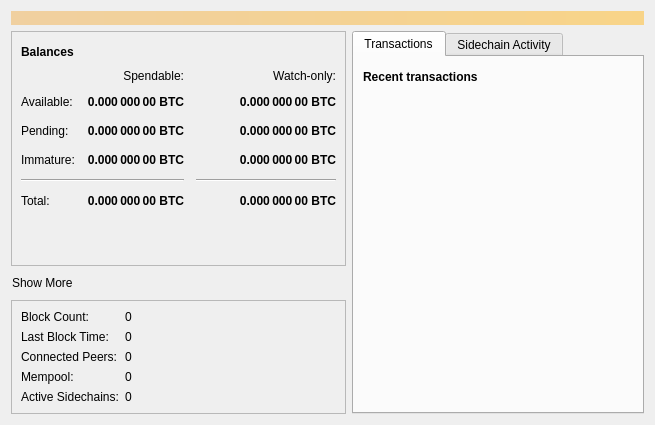
Qt form src/qt/forms/overviewpage.ui (torkelrogstad/mainchain) before a commit.
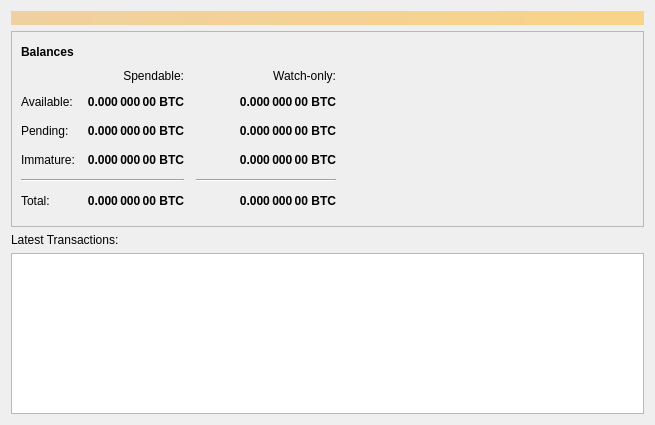
The same form after that commit. Icons and pictures are not drawn.

Commit message:
Mempool table model & GUI updates
* Remove "show more" from overview page

* Remove recent transactions from overview page

* Add table of latest mempool transactions to overview page

* Update txmempool info functions

The edit to the form file:
```diff
--- a/src/qt/forms/overviewpage.ui
+++ b/src/qt/forms/overviewpage.ui
@@ -34,7 +34,7 @@
     </widget>
    </item>
    <item>
-    <layout class="QHBoxLayout" name="horizontalLayout" stretch="1,1">
+    <layout class="QHBoxLayout" name="horizontalLayout" stretch="1">
      <item>
       <layout class="QVBoxLayout" name="verticalLayout_2">
        <item>
@@ -419,315 +419,30 @@
          </layout>
         </widget>
        </item>
-       <item>
-        <widget class="QPushButton" name="pushButtonMore">
-         <property name="layoutDirection">
-          <enum>Qt::LeftToRight</enum>
-         </property>
-         <property name="styleSheet">
-          <string notr="true">Text-align:left</string>
-         </property>
-         <property name="text">
-          <string>Show More</string>
-         </property>
-         <property name="icon">
-          <iconset resource="../drivenet.qrc">
-           <normaloff>:/qdarkstyle/right_arrow</normaloff>
-           <activeon>:/qdarkstyle/down_arrow</activeon>:/qdarkstyle/right_arrow</iconset>
-         </property>
-         <property name="checkable">
-          <bool>true</bool>
-         </property>
-         <property name="flat">
-          <bool>true</bool>
-         </property>
-        </widget>
-       </item>
-       <item>
-        <widget class="QFrame" name="frameMore">
-         <property name="frameShape">
-          <enum>QFrame::StyledPanel</enum>
-         </property>
-         <property name="frameShadow">
-          <enum>QFrame::Raised</enum>
-         </property>
-         <layout class="QGridLayout" name="gridLayout_2">
-          <item row="3" column="0">
-           <widget class="QLabel" name="label_10">
-            <property name="text">
-             <string>Mempool: </string>
-            </property>
-           </widget>
-          </item>
-          <item row="3" column="1">
-           <widget class="QLabel" name="labelMempool">
-            <property name="text">
-             <string>0</string>
-            </property>
-           </widget>
-          </item>
-          <item row="0" column="1">
-           <widget class="QLabel" name="labelNumBlocks">
-            <property name="text">
-             <string>0</string>
-            </property>
-           </widget>
-          </item>
-          <item row="2" column="0">
-           <widget class="QLabel" name="label_2">
-            <property name="text">
-             <string>Connected Peers:</string>
-            </property>
-           </widget>
-          </item>
-          <item row="4" column="1">
-           <widget class="QLabel" name="labelNumSidechains">
-            <property name="text">
-             <string>0</string>
-            </property>
-           </widget>
-          </item>
-          <item row="2" column="1">
-           <widget class="QLabel" name="labelNumPeers">
-            <property name="text">
-             <string>0</string>
-            </property>
-           </widget>
-          </item>
-          <item row="1" column="1">
-           <widget class="QLabel" name="labelLastBlock">
-            <property name="text">
-             <string>0</string>
-            </property>
-           </widget>
-          </item>
-          <item row="0" column="2" rowspan="5">
-           <spacer name="horizontalSpacer_4">
-            <property name="orientation">
-             <enum>Qt::Horizontal</enum>
-            </property>
-            <property name="sizeHint" stdset="0">
-             <size>
-              <width>40</width>
-              <height>20</height>
-             </size>
-            </property>
-           </spacer>
-          </item>
-          <item row="4" column="0">
-           <widget class="QLabel" name="label_7">
-            <property name="text">
-             <string>Active Sidechains:</string>
-            </property>
-           </widget>
-          </item>
-          <item row="0" column="0">
-           <widget class="QLabel" name="label">
-            <property name="text">
-             <string>Block Count:</string>
-            </property>
-           </widget>
-          </item>
-          <item row="1" column="0">
-           <widget class="QLabel" name="label_11">
-            <property name="text">
-             <string>Last Block Time:</string>
-            </property>
-           </widget>
-          </item>
-         </layout>
-        </widget>
-       </item>
       </layout>
      </item>
+    </layout>
+   </item>
+   <item>
+    <layout class="QVBoxLayout" name="verticalLayout">
+     <property name="bottomMargin">
+      <number>0</number>
+     </property>
      <item>
-      <layout class="QVBoxLayout" name="verticalLayout_3">
-       <item>
-        <widget class="QTabWidget" name="tabWidget">
-         <property name="tabShape">
-          <enum>QTabWidget::Rounded</enum>
-         </property>
-         <property name="currentIndex">
-          <number>0</number>
-         </property>
-         <widget class="QWidget" name="tab">
-          <attribute name="title">
-           <string>Transactions</string>
-          </attribute>
-          <layout class="QVBoxLayout" name="verticalLayout_5">
-           <item>
-            <layout class="QHBoxLayout" name="horizontalLayout_2">
-             <item>
-              <widget class="QLabel" name="label_4">
-               <property name="font">
-                <font>
-                 <weight>75</weight>
-                 <bold>true</bold>
-                </font>
-               </property>
-               <property name="text">
-                <string>Recent transactions</string>
-               </property>
-              </widget>
-             </item>
-             <item>
-              <widget class="QPushButton" name="labelTransactionsStatus">
-               <property name="enabled">
-                <bool>true</bool>
-               </property>
-               <property name="maximumSize">
-                <size>
-                 <width>30</width>
-                 <height>16777215</height>
-                </size>
-               </property>
-               <property name="toolTip">
-                <string>The displayed information may be out of date. Your wallet automatically synchronizes with the DriveNet network after a connection is established, but this process has not completed yet.</string>
-               </property>
-               <property name="text">
-                <string/>
-               </property>
-               <property name="icon">
-                <iconset resource="../drivenet.qrc">
-                 <normaloff>:/icons/warning</normaloff>
-                 <disabledoff>:/icons/warning</disabledoff>:/icons/warning</iconset>
-               </property>
-               <property name="iconSize">
-                <size>
-                 <width>24</width>
-                 <height>24</height>
-                </size>
-               </property>
-               <property name="flat">
-                <bool>true</bool>
-               </property>
-              </widget>
-             </item>
-             <item>
-              <spacer name="horizontalSpacer">
-               <property name="orientation">
-                <enum>Qt::Horizontal</enum>
-               </property>
-               <property name="sizeHint" stdset="0">
-                <size>
-                 <width>40</width>
-                 <height>20</height>
-                </size>
-               </property>
-              </spacer>
-             </item>
-            </layout>
-           </item>
-           <item>
-            <widget class="QListView" name="listTransactions">
-             <property name="styleSheet">
-              <string notr="true">QListView { background: transparent; }</string>
-             </property>
-             <property name="frameShape">
-              <enum>QFrame::NoFrame</enum>
-             </property>
-             <property name="verticalScrollBarPolicy">
-              <enum>Qt::ScrollBarAlwaysOff</enum>
-             </property>
-             <property name="horizontalScrollBarPolicy">
-              <enum>Qt::ScrollBarAlwaysOff</enum>
-             </property>
-             <property name="selectionMode">
-              <enum>QAbstractItemView::NoSelection</enum>
-             </property>
-            </widget>
-           </item>
-          </layout>
-         </widget>
-         <widget class="QWidget" name="tab_2">
-          <attribute name="title">
-           <string>Sidechain Activity</string>
-          </attribute>
-          <layout class="QVBoxLayout" name="verticalLayout_6">
-           <item>
-            <layout class="QHBoxLayout" name="horizontalLayout_3">
-             <item>
-              <widget class="QLabel" name="label_6">
-               <property name="font">
-                <font>
-                 <weight>75</weight>
-                 <bold>true</bold>
-                </font>
-               </property>
-               <property name="text">
-                <string>Current Sidechain Withdrawals</string>
-               </property>
-              </widget>
-             </item>
-             <item>
-              <widget class="QPushButton" name="labelSidechainStatus">
-               <property name="enabled">
-                <bool>true</bool>
-               </property>
-               <property name="maximumSize">
-                <size>
-                 <width>30</width>
-                 <height>16777215</height>
-                </size>
-               </property>
-               <property name="toolTip">
-                <string>The displayed information may be out of date. Your wallet automatically synchronizes with the DriveNet network after a connection is established, but this process has not completed yet.</string>
-               </property>
-               <property name="text">
-                <string/>
-               </property>
-               <property name="icon">
-                <iconset resource="../drivenet.qrc">
-                 <normaloff>:/icons/warning</normaloff>
-                 <disabledoff>:/icons/warning</disabledoff>:/icons/warning</iconset>
-               </property>
-               <property name="iconSize">
-                <size>
-                 <width>24</width>
-                 <height>24</height>
-                </size>
-               </property>
-               <property name="flat">
-                <bool>true</bool>
-               </property>
-              </widget>
-             </item>
-             <item>
-              <spacer name="horizontalSpacer_5">
-               <property name="orientation">
-                <enum>Qt::Horizontal</enum>
-               </property>
-               <property name="sizeHint" stdset="0">
-                <size>
-                 <width>40</width>
-                 <height>20</height>
-                </size>
-               </property>
-              </spacer>
-             </item>
-            </layout>
-           </item>
-           <item>
-            <widget class="QListView" name="listViewWT">
-             <property name="styleSheet">
-              <string notr="true">QListView { background: transparent; }</string>
-             </property>
-             <property name="frameShape">
-              <enum>QFrame::NoFrame</enum>
-             </property>
-             <property name="frameShadow">
-              <enum>QFrame::Plain</enum>
-             </property>
-             <property name="selectionMode">
-              <enum>QAbstractItemView::NoSelection</enum>
-             </property>
-            </widget>
-           </item>
-          </layout>
-         </widget>
-        </widget>
-       </item>
-      </layout>
+      <widget class="QLabel" name="label">
+       <property name="text">
+        <string>Latest Transactions:</string>
+       </property>
+      </widget>
+     </item>
+     <item>
+      <widget class="QTableView" name="tableViewMempool">
+       <property name="font">
+        <font>
+         <family>Noto Mono</family>
+        </font>
+       </property>
+      </widget>
      </item>
     </layout>
    </item>
```
The commit also changes 10 other files.
